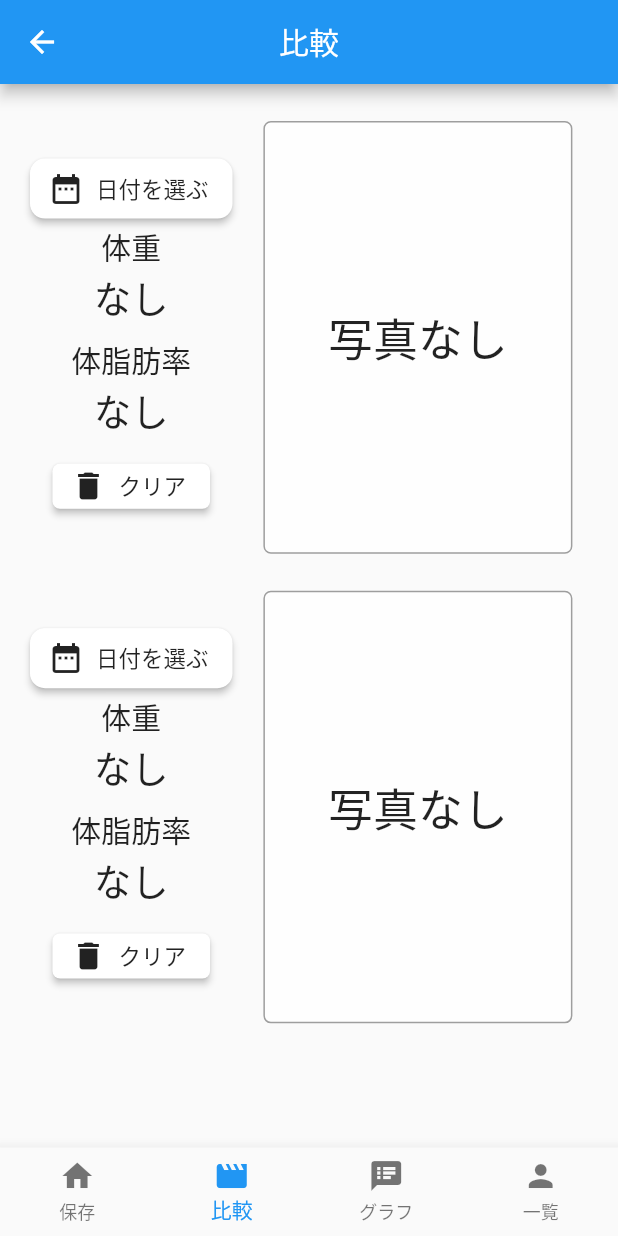
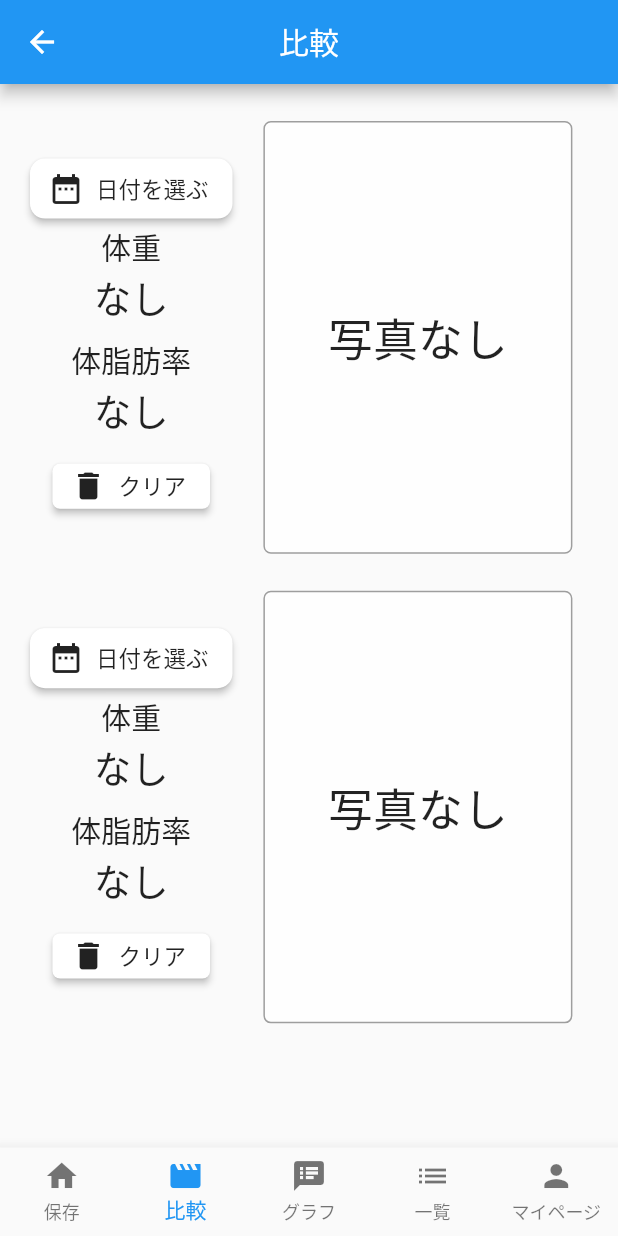
Before and after one commit to flutteruniv/weight-management, a Flutter app: the TopPage screen opened directly, item 2 of the bottom bar chosen, on a phone screen of 412 x 824 dp. Run offline on Flutter 3.47's test engine with Material 2 defaults, Android fonts, the phone set to English and light mode, and no system bars; our stand-ins replace cloud_firestore, firebase_core, firebase_storage, image_picker, introduction_screen, shared_preferences; accounts and stored records are empty.

Commit message:
メインページにマイページタブ追加

```diff
--- a/lib/presentation/main/main.dart
+++ b/lib/presentation/main/main.dart
@@ -8,6 +8,7 @@ import 'package:weight_management/presentation/introduction/introduction_page.da
 import 'package:weight_management/presentation/list/list_page.dart';
 import 'package:weight_management/presentation/main/main_model.dart';
 import 'package:provider/provider.dart';
+import 'package:weight_management/presentation/mypage/mypage.dart';
 
 void main() async {
   WidgetsFlutterBinding.ensureInitialized();
@@ -49,6 +50,7 @@ class TopPage extends StatelessWidget {
     "比較",
     "グラフ",
     "一覧",
+    "マイページ",
   ];
 
   @override
@@ -82,8 +84,12 @@ class TopPage extends StatelessWidget {
                     title: Text(_tabNames[2]),
                   ),
                   BottomNavigationBarItem(
+                    icon: Icon(Icons.list),
+                    title: Text(_tabNames[3]),
+                  ),
+                  BottomNavigationBarItem(
                     icon: Icon(Icons.person),
-                    title: Text(_tabNames[3]),
+                    title: Text(_tabNames[4]),
                   ),
                 ],
               ));
@@ -102,6 +108,7 @@ class TopPage extends StatelessWidget {
         _tabPage(currentIndex, 1, ComparePage()),
         _tabPage(currentIndex, 2, GraphPage()),
         _tabPage(currentIndex, 3, ListPage()),
+        _tabPage(currentIndex, 4, MyPage()),
       ],
     );
   }
```
Also changed, not shown: 1 other file.
